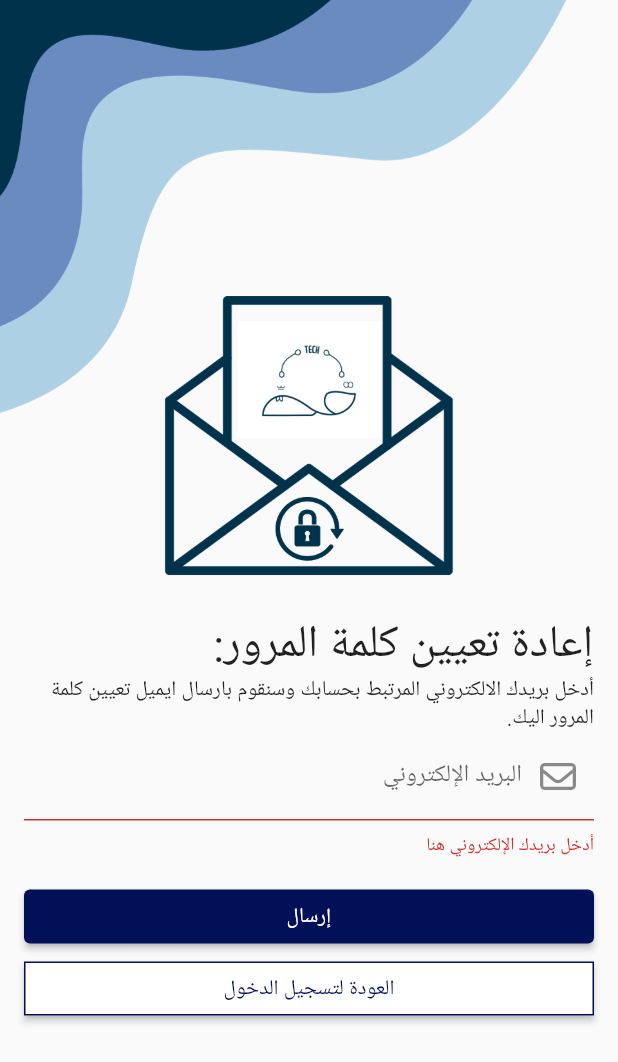
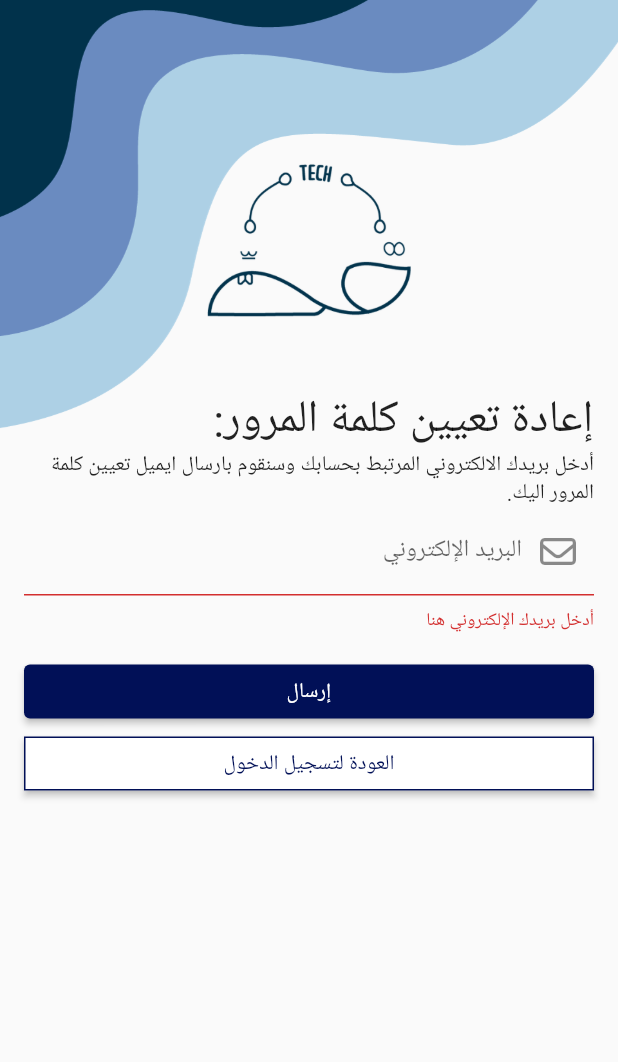
Before and after one commit to Lujain-M02/2023-GP1-6, a Flutter app: the ResetPasswordPage screen opened directly, after a tap on "إرسال", on a phone screen of 412 x 824 dp. Shown: the top 1062 px of the screen. Run offline on Flutter 3.47's test engine with Material 2 defaults, Android fonts, the phone set to English and light mode, and no system bars; our stand-ins replace animate_do, animated_text_kit, cloud_firestore, firebase_auth, firebase_core, font_awesome_flutter and 3 more; accounts and stored records are empty.

Commit message:
غيرت الباكقراوند

```diff
--- a/your_story/lib/pages/login page/reset_password.dart
+++ b/your_story/lib/pages/login page/reset_password.dart
@@ -40,7 +40,7 @@ class _ResetPasswordPageState extends State<ResetPasswordPage> {
         ScaffoldMessenger.of(context).showSnackBar(
           CustomSnackBar(
             content:
-                'تم إرسال رسالة إعادة تعيين  كلمة المرور إلى بريدك الإلكتروني',
+                'تم إرسال إعادة تعيين كلمة المرور   ',
           ),
         );
       } catch (error) {
@@ -63,7 +63,9 @@ class _ResetPasswordPageState extends State<ResetPasswordPage> {
         body: Container(
           decoration: const BoxDecoration(
               image: DecorationImage(
-            image: AssetImage('assets/resetPassBG.png'),
+            //image: AssetImage('assets/resetPassBG.png'),
+            image: AssetImage('assets/bg18.png'),
+
             fit: BoxFit.cover,
           )),
           child: Padding(
@@ -75,7 +77,7 @@ class _ResetPasswordPageState extends State<ResetPasswordPage> {
                   mainAxisAlignment: MainAxisAlignment.center,
                   crossAxisAlignment: CrossAxisAlignment.stretch,
                   children: [
-                    const SizedBox(height: 300),
+                    //const SizedBox(height: 300),
                     const Text(
                       "إعادة تعيين كلمة المرور:",
                       style: TextStyle(fontSize: 30),
```
